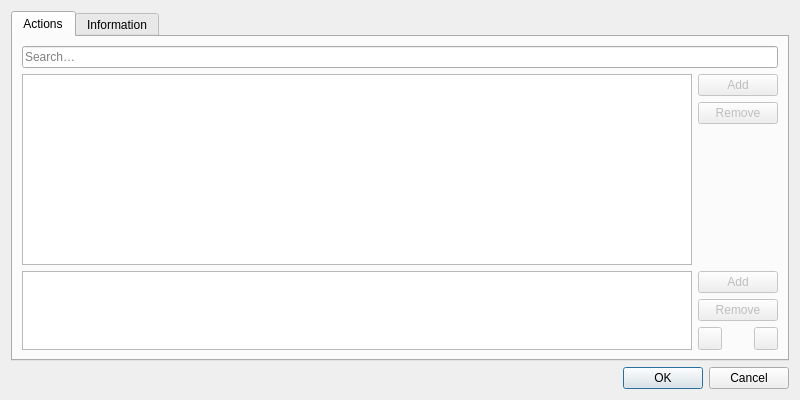
The window that src/ui/preferences/MouseProfileDialog.ui (OtterBrowser/otter-browser) describes before a commit, drawn with Qt 5.
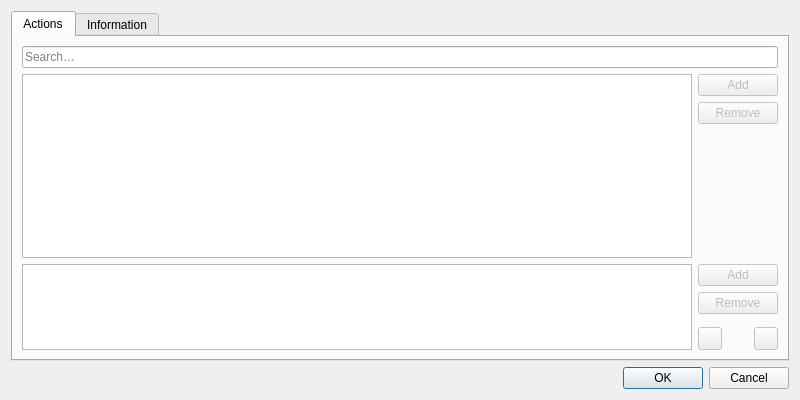
The same window after the commit. Custom widgets are drawn as their Qt base class.

```diff
--- a/src/ui/preferences/MouseProfileDialog.ui
+++ b/src/ui/preferences/MouseProfileDialog.ui
@@ -157,12 +157,6 @@
              <property name="orientation">
               <enum>Qt::Vertical</enum>
              </property>
-             <property name="sizeHint" stdset="0">
-              <size>
-               <width>0</width>
-               <height>0</height>
-              </size>
-             </property>
             </spacer>
            </item>
            <item>
```
